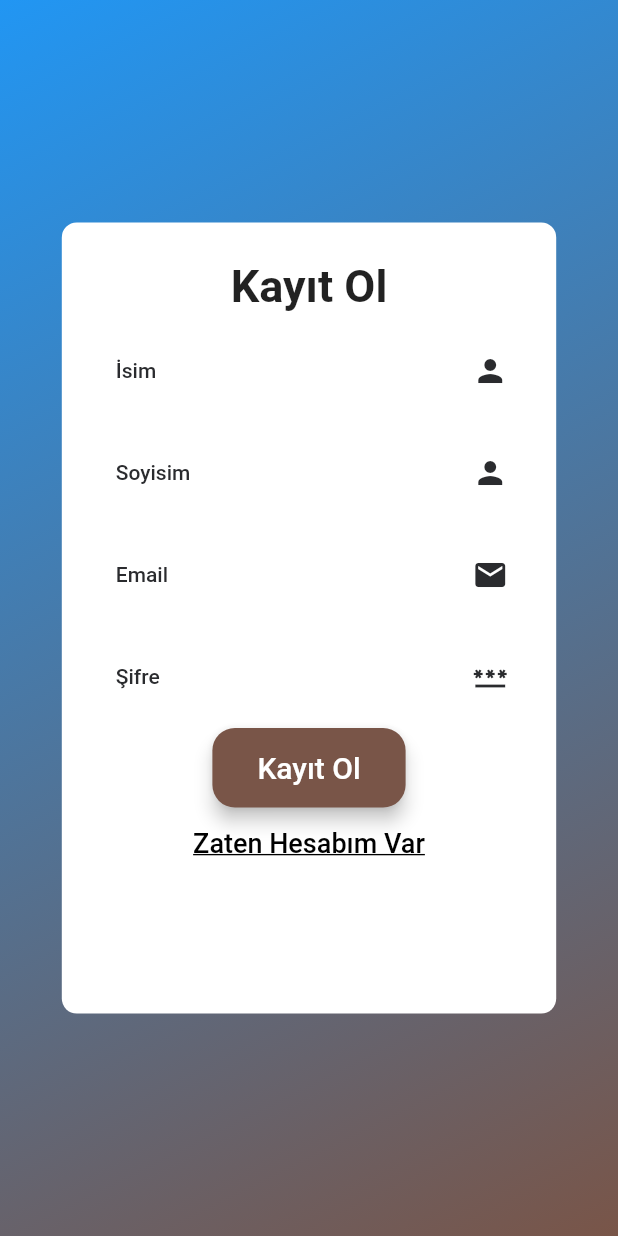
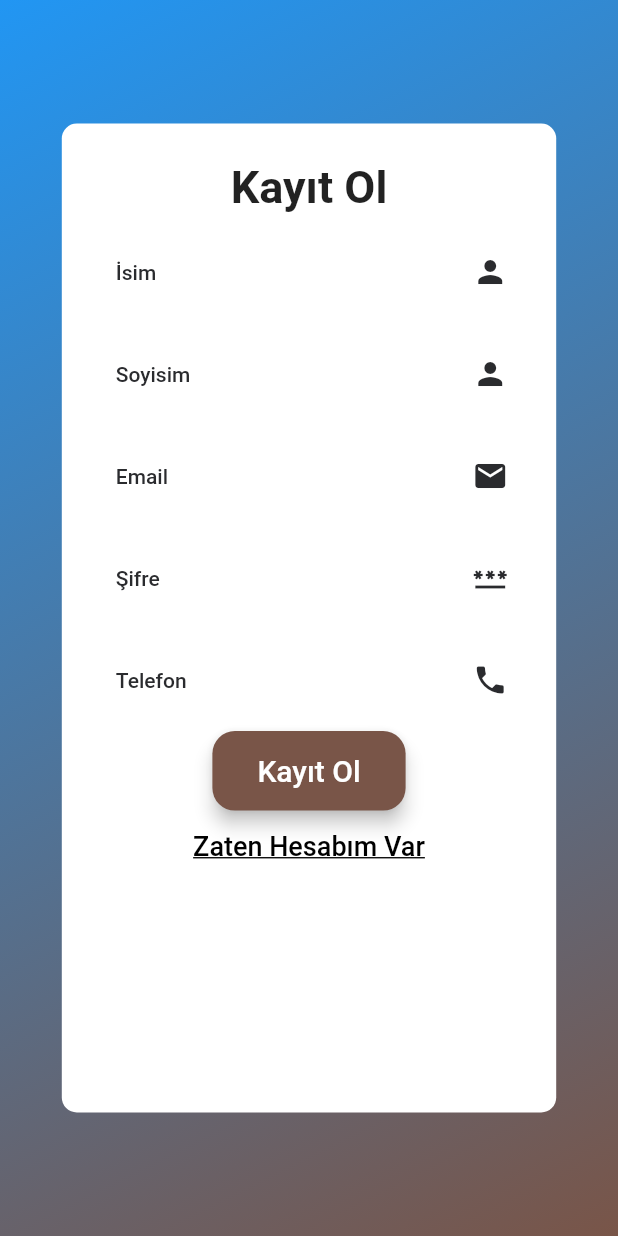
Before and after one commit to Spexso/CSE343-Online-Library-System, a Flutter app: the SignUpPage screen opened directly, after a tap on "Kayıt Ol", on a phone screen of 412 x 824 dp. Run offline on Flutter 3.47's test engine with Material 2 defaults, Android fonts, the phone set to English and light mode, and no system bars; our stand-ins replace card_swiper, google_nav_bar; network calls fail.

Commit message:
connected sign-up page to backend.

```diff
--- /dev/null
+++ b/mobile/lib/manager/requests.dart
@@ -0,0 +1,41 @@
+import 'dart:convert';
+import 'dart:async';
+import 'package:http/http.dart' as http;
+import 'package:login_page/model/user_login_api.dart';
+
+class Requests {
+
+  Future<bool> signUp() async {
+    String name = "john";
+    String surname = "smith";
+    String email = "js@example.com";
+    String phone = "+123456789";
+    String password = "123";
+
+    var url = Uri.parse("http://localhost:8080/guest/user-register");
+    var data = {
+      "name": name,
+      "surname": surname,
+      "email": email,
+      "phone": phone,
+      "password": password,
+    };
+
+    var answer = await http.post(
+      url,
+      body: data
+    );
+
+    if (answer.statusCode == 200) {
+      print("sucsesss signup 200");
+      return true;
+    }
+    else {
+      print("errorr signup");
+      UserLoginApi resp = UserLoginApi.fromJson(json.decode(answer.body));
+
+      return false;
+    }
+  }
+
+}
--- /dev/null
+++ b/mobile/lib/model/user_login_api.dart
@@ -0,0 +1,16 @@
+class UserLoginApi {
+
+  String kind;
+  String message;
+
+  UserLoginApi(this.kind, this.message);
+
+  factory UserLoginApi.fromJson(Map<String, dynamic> json){
+    return UserLoginApi(
+        json["kind"] as String,
+        json["message"] as String
+    );
+  }
+}
+
+// json["lostStatus"] as bool,
--- a/mobile/lib/pages/login_page.dart
+++ b/mobile/lib/pages/login_page.dart
@@ -87,7 +87,7 @@ class LoginPage extends StatelessWidget {
                                 Navigator.push(
                                   context,
                                   MaterialPageRoute(
-                                      builder: (context) => const SignUpPage()),
+                                      builder: (context) => SignUpPage()),
                                 )
                               },
                           child: const Text('Kayıt Ol',
@@ -135,11 +135,13 @@ class CustomButton extends StatelessWidget {
           elevation: 5,
           padding: const EdgeInsets.symmetric(horizontal: 30, vertical: 15),
         ),
-        onPressed: () => {},
+        onPressed: () => {
+        },
         child: Text(
           title,
           style: const TextStyle(fontSize: 20, color: Colors.white),
-        ));
+        )
+    );
   }
 }
 
--- a/mobile/lib/pages/sign_up.dart
+++ b/mobile/lib/pages/sign_up.dart
@@ -1,8 +1,82 @@
+import 'dart:convert';
+import 'dart:async';
 import 'package:flutter/material.dart';
+import 'package:login_page/model/user_login_api.dart';
 import 'login_page.dart';
+import 'package:http/http.dart' as http;
 
-class SignUpPage extends StatelessWidget {
+
+import 'package:login_page/manager/requests.dart';
+
+class SignUpPage extends StatefulWidget {
   const SignUpPage({Key? key}) : super(key: key);
+
+  @override
+  State<SignUpPage> createState() => _SignUpPageState();
+}
+
+class _SignUpPageState extends State<SignUpPage> {
+
+  var snackBar = const SnackBar(
+      content: Text("Hata")
+  );
+
+  UserLoginApi parseSignUp(String ans) {
+    return UserLoginApi.fromJson(json.decode(ans));
+  }
+
+  Future<bool> allSignUp() async {
+    String name = "";
+    String surname = "";
+    String email = "";
+    String phone = "";
+    String password = "";
+
+    var url = Uri.parse("http://10.0.2.2:8080/guest/user-register");
+    var data = {
+      "name": _tfNameController.text,
+      "surname": _tfSurnameController.text,
+      "email": _tfEmailController.text,
+      "phone": _tfPhoneController.text,
+      "password": _tfKeyController.text,
+    };
+
+    var body = json.encode(data);
+
+    var answer = await http.post(
+        url,
+        body: body
+    );
+
+    print("all sign up");
+
+    if (answer.statusCode == 200) {
+      print("sucsesss signup 200");
+      return true;
+    }
+    else if(answer.statusCode == 400) {
+      print("errorr signup");
+      UserLoginApi resp = UserLoginApi.fromJson(json.decode(answer.body));
+      //print(resp);
+      print(resp.kind);
+      print(resp.message);
+      return false;
+    }
+    else {
+      print("not 200 and 400");
+      return false;
+    }
+
+    //return parseSignUp(answer.body);
+  }
+
+
+
+  final _tfNameController = TextEditingController();
+  final _tfSurnameController = TextEditingController();
+  final _tfEmailController = TextEditingController();
+  final _tfKeyController = TextEditingController();
+  final _tfPhoneController = TextEditingController();
 
   @override
   Widget build(BuildContext context) {
@@ -12,8 +86,9 @@ class SignUpPage extends StatelessWidget {
       width: MediaQuery.of(context).size.width,
       decoration: ProjectUtility().customgradient(),
       child: Center(
+        child: SingleChildScrollView(
           child: Container(
-          height: MediaQuery.of(context).size.height / 50 * 32,
+            height: MediaQuery.of(context).size.height / 40 * 32,
             width: MediaQuery.of(context).size.width / 5 * 4,
             padding: const EdgeInsets.all(20),
             decoration: BoxDecoration(
@@ -26,25 +101,110 @@ class SignUpPage extends StatelessWidget {
                 const CustomTitle(
                   str: 'Kayıt Ol',
                 ),
-              const CustomTextField(hint: 'İsim', a: Icons.person),
-              const CustomTextField(hint: 'Soyisim', a: Icons.person),
-              const CustomTextField(hint: 'Email', a: Icons.email),
-              const CustomTextField(hint: 'Şifre', a: Icons.password),
+                Padding(
+                  padding: const EdgeInsets.symmetric(vertical: 10),
+                  child: TextField(
+                    controller: _tfNameController,
+                    decoration: InputDecoration(
+                        suffixIcon: Icon(Icons.person),
+                        hintText: "İsim",
+                        border:
+                        OutlineInputBorder(borderRadius: BorderRadius.circular(10))),
+                  ),
+                ),
+                Padding(
+                  padding: const EdgeInsets.symmetric(vertical: 10),
+                  child: TextField(
+                    controller: _tfSurnameController,
+                    decoration: InputDecoration(
+                        suffixIcon: Icon(Icons.person),
+                        hintText: "Soyisim",
+                        border:
+                        OutlineInputBorder(borderRadius: BorderRadius.circular(10))),
+                  ),
+                ),
+                Padding(
+                  padding: const EdgeInsets.symmetric(vertical: 10),
+                  child: TextField(
+                    controller: _tfEmailController,
+                    decoration: InputDecoration(
+                        suffixIcon: Icon(Icons.mail),
+                        hintText: "Email",
+                        border:
+                        OutlineInputBorder(borderRadius: BorderRadius.circular(10))),
+                  ),
+                ),
+                Padding(
+                  padding: const EdgeInsets.symmetric(vertical: 10),
+                  child: TextField(
+                    controller: _tfKeyController,
+                    decoration: InputDecoration(
+                        suffixIcon: Icon(Icons.password),
+                        hintText: "Şifre",
+                        border:
+                        OutlineInputBorder(borderRadius: BorderRadius.circular(10))),
+                  ),
+                ),
+                Padding(
+                  padding: const EdgeInsets.symmetric(vertical: 10),
+                  child: TextField(
+                    controller: _tfPhoneController,
+                    decoration: InputDecoration(
+                        suffixIcon: Icon(Icons.phone),
+                        hintText: "Telefon",
+                        border:
+                        OutlineInputBorder(borderRadius: BorderRadius.circular(10))),
+                  ),
+                ),
                 Center(
-                child: Column(children: [
-                  const CustomButton(title: 'Kayıt Ol'),
+                  child: Column(
+                      children: [
+                        ElevatedButton(
+                            style: ElevatedButton.styleFrom(
+                              shape: RoundedRectangleBorder(
+                                borderRadius: BorderRadius.circular(15.0),
+                              ),
+                              elevation: 5,
+                              padding: const EdgeInsets.symmetric(horizontal: 30, vertical: 15),
+                            ),
+                            onPressed: () async {
+
+                              var ans = await allSignUp();
+
+                              if(ans == true){
+                                print("trueee2");
+                                Navigator.push(
+                                  context,
+                                  MaterialPageRoute(
+                                      builder: (context) =>
+                                      const LoginPage()),
+                                );
+                              }
+                              else{
+                                print("idk2");
+                                ScaffoldMessenger.of(context).showSnackBar(snackBar);
+                              }
+                            },
+                            child: const Text(
+                              "Kayıt Ol",
+                              style: TextStyle(fontSize: 20, color: Colors.white),
+                            )
+                        ),
+
                         TextButton(
-                      onPressed: () => {
-                            Navigator.pop(context),
+                            onPressed: () {
+                              Navigator.pop(context);
                             },
                             child: const Text('Zaten Hesabım Var',
                                 style: TextStyle(
                                     decoration: TextDecoration.underline,
                                     color: Colors.black,
                                     fontSize: 18)))
-                ]),
+                    ]
+                  ),
                 )
               ],
+            ),
           ),
         ),
       ),
@@ -91,3 +251,7 @@ SingleChildScrollView(
         ),
       ),
  */
+
+
+//Future<Datas> a = dataSearch();
+//a.then((value) => print(value.toString()));
--- a/mobile/pubspec.yaml
+++ b/mobile/pubspec.yaml
@@ -32,6 +32,7 @@ dependencies:
   easy_search_bar: ^2.3.1
   card_swiper: ^2.0.4
   google_nav_bar: ^5.0.6
+  http: ^0.13.5
 
 
   # The following adds the Cupertino Icons font to your application.
```
Also changed, not shown: mobile/pubspec.lock. Lines whose indentation alone changed are shown as unchanged.
